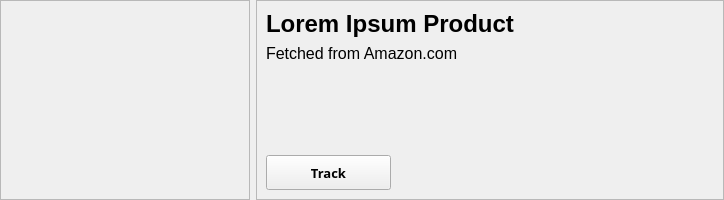
Old version of the form buyeradar/components/UI/search_result_card.ui in the repository sortedcord/buyeradar.
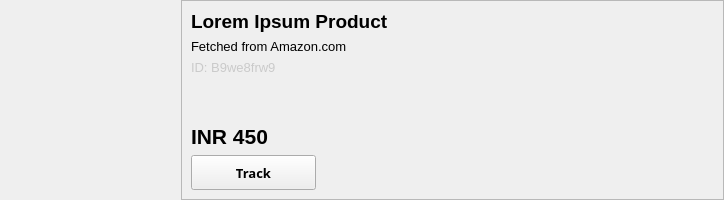
New version of the form.

```diff
--- a/buyeradar/components/UI/search_result_card.ui
+++ b/buyeradar/components/UI/search_result_card.ui
@@ -39,18 +39,21 @@
     <number>0</number>
    </property>
    <item>
-    <widget class="QFrame" name="image_frame">
+    <widget class="QLabel" name="label_3">
+     <property name="minimumSize">
+      <size>
+       <width>128</width>
+       <height>128</height>
+      </size>
+     </property>
      <property name="maximumSize">
       <size>
-       <width>250</width>
-       <height>16777215</height>
+       <width>175</width>
+       <height>200</height>
       </size>
      </property>
-     <property name="frameShape">
-      <enum>QFrame::StyledPanel</enum>
-     </property>
-     <property name="frameShadow">
-      <enum>QFrame::Raised</enum>
+     <property name="text">
+      <string/>
      </property>
     </widget>
    </item>
@@ -77,7 +80,7 @@
         <property name="font">
          <font>
           <family>Segoe UI</family>
-          <pointsize>18</pointsize>
+          <pointsize>14</pointsize>
           <weight>75</weight>
           <bold>true</bold>
          </font>
@@ -97,7 +100,9 @@
         </property>
         <property name="font">
          <font>
-          <pointsize>12</pointsize>
+          <pointsize>10</pointsize>
+          <weight>50</weight>
+          <bold>false</bold>
          </font>
         </property>
         <property name="text">
@@ -105,6 +110,21 @@
         </property>
        </widget>
       </item>
+      <item>
+       <widget class="QLabel" name="label">
+        <property name="font">
+         <font>
+          <pointsize>10</pointsize>
+         </font>
+        </property>
+        <property name="styleSheet">
+         <string notr="true">color: rgb(202, 202, 202);</string>
+        </property>
+        <property name="text">
+         <string>ID: B9we8frw9</string>
+        </property>
+       </widget>
+      </item>
       <item>
        <spacer name="verticalSpacer">
         <property name="orientation">
@@ -118,6 +138,21 @@
         </property>
        </spacer>
       </item>
+      <item>
+       <widget class="QLabel" name="label_2">
+        <property name="font">
+         <font>
+          <family>Segoe UI</family>
+          <pointsize>16</pointsize>
+          <weight>75</weight>
+          <bold>true</bold>
+         </font>
+        </property>
+        <property name="text">
+         <string>INR 450</string>
+        </property>
+       </widget>
+      </item>
       <item>
        <widget class="QPushButton" name="track_button">
         <property name="sizePolicy">
```
